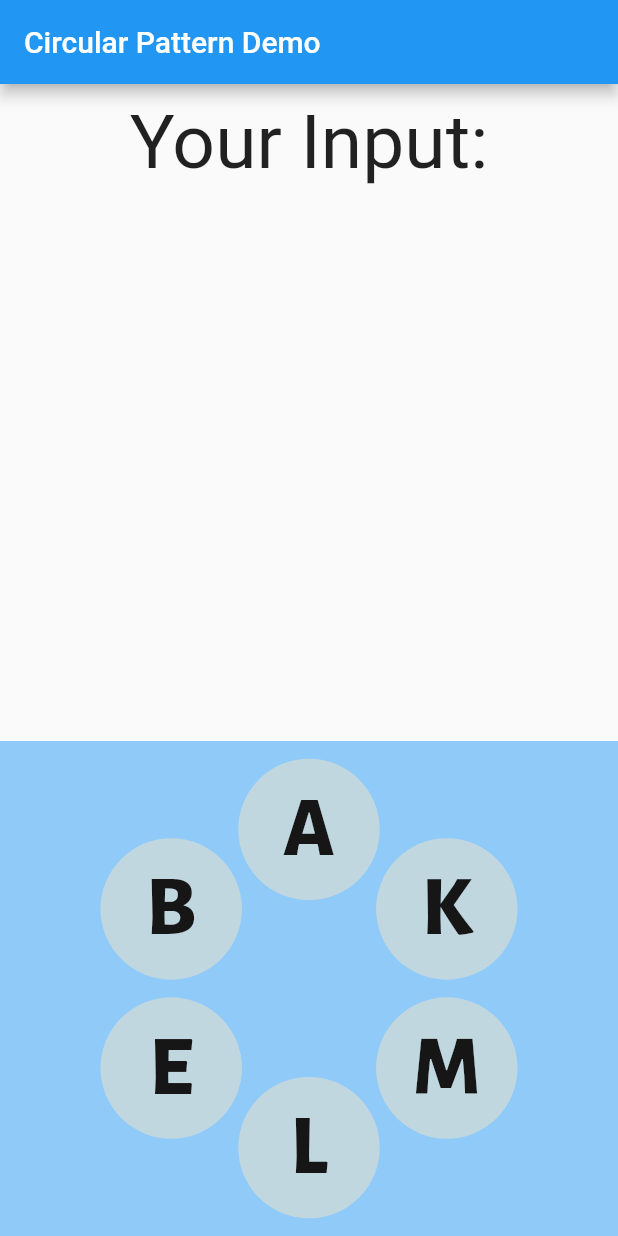
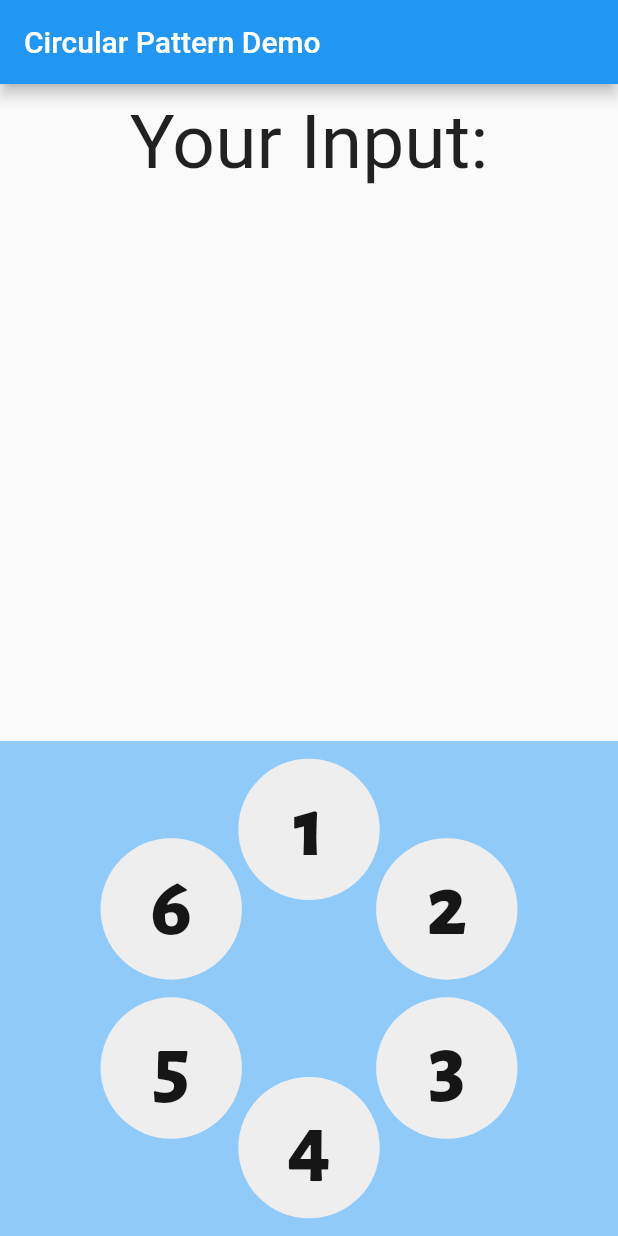
Before and after one commit to agtrlabs/circular_pattern, a Flutter app: the screen it shows after launch, on a phone screen of 412 x 824 dp. Run offline on Flutter 3.47's test engine with Material 2 defaults, Android fonts, the phone set to English and light mode, and no system bars.

Commit message:
add textStyle option

```diff
--- a/example/lib/main.dart
+++ b/example/lib/main.dart
@@ -31,7 +31,7 @@ class MyHomePage extends StatefulWidget {
 
 class _MyHomePageState extends State<MyHomePage> {
   String input = '';
-  final List<String> dotList = ['A', 'B', 'C', 'D'];
+  final List<String> dotList = ['1', '2', '3', '4', '5', '6'];
 
   @override
   Widget build(BuildContext context) {
@@ -51,7 +51,7 @@ class _MyHomePageState extends State<MyHomePage> {
                 textAlign: TextAlign.center,
               ),
             ),
-            SizedBox(
+            const SizedBox(
               height: 300,
             ),
             Expanded(
@@ -72,18 +72,19 @@ class _MyHomePageState extends State<MyHomePage> {
                       input = text;
                     });
                   },
-                  dots: const [
-                    PatternDot(value: 'A'),
-                    PatternDot(value: 'K'),
-                    PatternDot(value: 'M'),
-                    PatternDot(value: 'L'),
-                    PatternDot(value: 'E'),
-                    PatternDot(value: 'B'),
-                  ],
+                  dots: dotList
+                      .map<PatternDot>((e) => PatternDot(value: e))
+                      .toList(),
                   options: const CircularPatternOptions(
+                      primaryDotColor: Color(0xFFEEEEEE),
+                      selectedDotColor: Color.fromARGB(255, 17, 123, 180),
                     primaryTextStyle: TextStyle(
                       color: Color.fromARGB(255, 22, 22, 22),
-                      fontFamily: 'Alegreya',
+                        fontFamily: 'Alegreya',
+                      ),
+                      selectedTextStyle: TextStyle(
+                        color: Color.fromARGB(255, 222, 222, 222),
+                        fontFamily: 'Alegreya',
                     )
                   ),
                 ),
--- a/lib/src/circular_pattern.dart
+++ b/lib/src/circular_pattern.dart
@@ -22,9 +22,9 @@ class CircularPattern extends StatefulWidget {
     this.onStart,
     this.options = const CircularPatternOptions(),
     this.dots = const [
-      PatternDot(value: 'A'),
-      PatternDot(value: 'B'),
-      PatternDot(value: 'C')
+      PatternDot(value: '1'),
+      PatternDot(value: '2'),
+      PatternDot(value: '3')
     ],
     required this.onComplete,
   }) : super(key: key);
```
Also changed, not shown: lib/src/pattern_painter.dart (+8 -4 lines), 1 other file.
